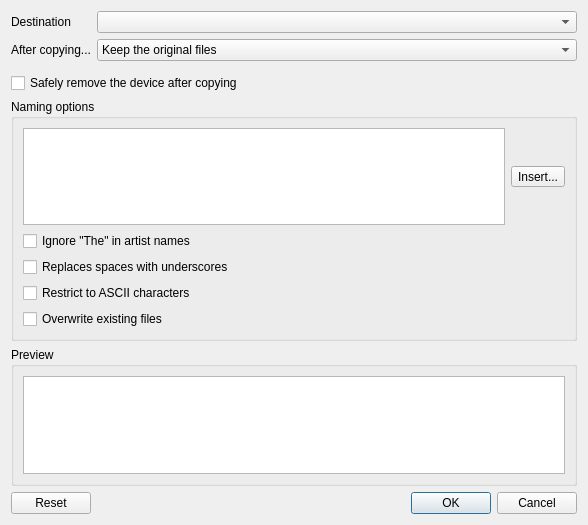
Old version of the form src/ui/organisedialog.ui in the repository clementine-player/Clementine.
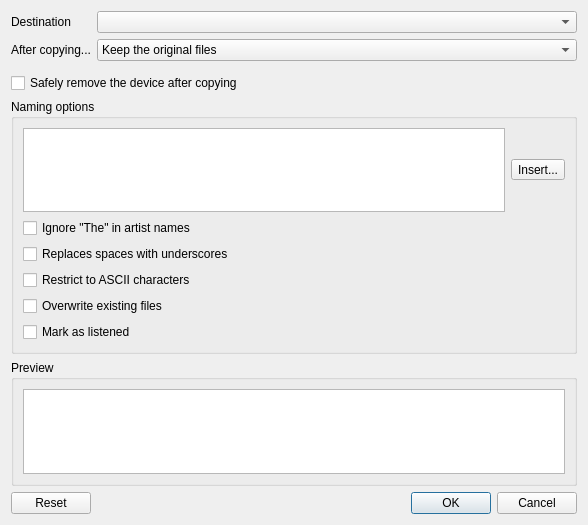
New version of the form. Icons and pictures are not drawn. Custom widgets are drawn as their Qt base class.

Commit message: Ability to automatically set podcast as listened after sucesfully sending it to a device

Diff of the .ui file:
```diff
--- a/src/ui/organisedialog.ui
+++ b/src/ui/organisedialog.ui
@@ -126,6 +126,13 @@
         </property>
        </widget>
       </item>
+      <item>
+       <widget class="QCheckBox" name="mark_as_listened">
+        <property name="text">
+         <string>Mark as listened</string>
+        </property>
+       </widget>
+      </item>
      </layout>
     </widget>
    </item>
```
The commit also changes 8 other files.
